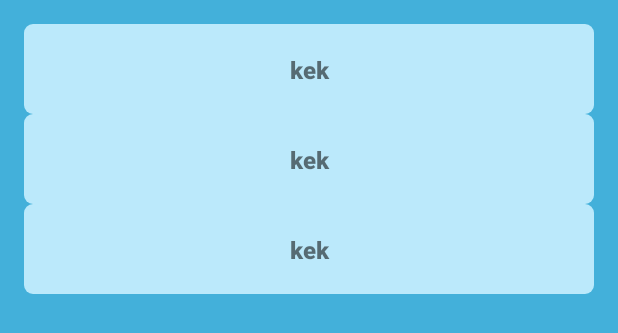
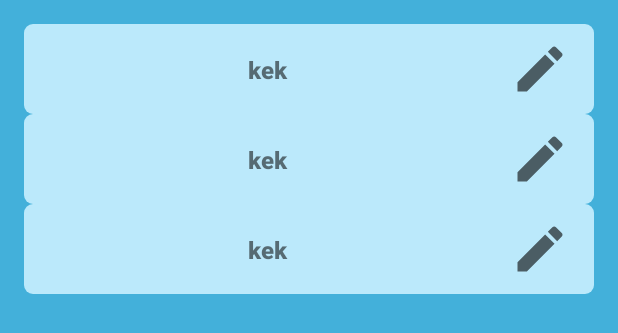
Before and after one commit to daniil-shevtsov/incremental-reader, an Android app: the layout fragment_structure.xml on its own in the app's theme, with its tools: preview values and no code run, on a phone screen of 412 x 824 dp. Shown: the top 333 px of the screen. Run offline under Robolectric (Android 15) with nearby library versions, the phone set to English and light mode, and no system bars.

Commit message:
Add edit button

```diff
--- a/app/src/main/java/shevtsov/daniil/incrementalreader/structure/presentation/StructureViewModel.kt
+++ b/app/src/main/java/shevtsov/daniil/incrementalreader/structure/presentation/StructureViewModel.kt
@@ -53,7 +53,7 @@ class StructureViewModel @Inject constructor(
         viewModelScope.launch { _events.emit(value = event) }
     }
 
-    fun onItemLongTap(id: Long) {
+    fun onEditItem(id: Long) {
         val event = StructureScreenEvent.OpenCreation(itemId = id)
         viewModelScope.launch { _events.emit(value = event) }
     }
--- a/app/src/main/java/shevtsov/daniil/incrementalreader/structure/view/StructureFragment.kt
+++ b/app/src/main/java/shevtsov/daniil/incrementalreader/structure/view/StructureFragment.kt
@@ -80,7 +80,7 @@ class StructureFragment : Fragment(R.layout.fragment_structure) {
     private fun handleAdapterAction(action: StructureAdapterAction) {
         when (action) {
             is StructureAdapterAction.ItemSelected -> viewModel.onItemSelected(id = action.itemId)
-            is StructureAdapterAction.LongTap -> viewModel.onItemLongTap(id = action.itemId)
+            is StructureAdapterAction.EditButtonClicked -> viewModel.onEditItem(id = action.itemId)
         }
     }
 
--- a/app/src/main/java/shevtsov/daniil/incrementalreader/structure/view/adapter/StructureAdapter.kt
+++ b/app/src/main/java/shevtsov/daniil/incrementalreader/structure/view/adapter/StructureAdapter.kt
@@ -48,11 +48,10 @@ class StructureAdapter(private val actionCallback: StructureAdapterCallback) :
                 }
             }
 
-            binding.root.setOnLongClickListener {
+            binding.structureItemEditButton.setOnClickListener {
                 itemId?.let {
-                    actionCallback.invoke(StructureAdapterAction.LongTap(itemId = it))
+                    actionCallback.invoke(StructureAdapterAction.EditButtonClicked(itemId = it))
                 }
-                true
             }
         }
 
--- a/app/src/main/java/shevtsov/daniil/incrementalreader/structure/view/adapter/StructureAdapterAction.kt
+++ b/app/src/main/java/shevtsov/daniil/incrementalreader/structure/view/adapter/StructureAdapterAction.kt
@@ -2,5 +2,5 @@ package shevtsov.daniil.incrementalreader.structure.view.adapter
 
 sealed class StructureAdapterAction {
     data class ItemSelected(val itemId: Long) : StructureAdapterAction()
-    data class  LongTap(val itemId: Long) : StructureAdapterAction()
+    data class EditButtonClicked(val itemId: Long) : StructureAdapterAction()
 }
--- /dev/null
+++ b/app/src/main/res/drawable/ic_edit.xml
@@ -0,0 +1,10 @@
+<vector xmlns:android="http://schemas.android.com/apk/res/android"
+    android:width="24dp"
+    android:height="24dp"
+    android:viewportWidth="24"
+    android:viewportHeight="24"
+    android:tint="?attr/colorControlNormal">
+  <path
+      android:fillColor="@android:color/white"
+      android:pathData="M3,17.25V21h3.75L17.81,9.94l-3.75,-3.75L3,17.25zM20.71,7.04c0.39,-0.39 0.39,-1.02 0,-1.41l-2.34,-2.34c-0.39,-0.39 -1.02,-0.39 -1.41,0l-1.83,1.83 3.75,3.75 1.83,-1.83z"/>
+</vector>
--- a/app/src/main/res/layout/item_structure.xml
+++ b/app/src/main/res/layout/item_structure.xml
@@ -12,11 +12,25 @@
         style="@style/StructureItemTitle"
         android:layout_width="0dp"
         android:layout_height="wrap_content"
+        android:layout_marginStart="16dp"
         android:gravity="center"
         app:layout_constraintBottom_toBottomOf="parent"
-        app:layout_constraintEnd_toEndOf="parent"
+        app:layout_constraintEnd_toStartOf="@id/structureItemEditButton"
         app:layout_constraintStart_toStartOf="parent"
         app:layout_constraintTop_toTopOf="parent"
         tools:text="kek" />
 
+    <ImageView
+        android:id="@+id/structureItemEditButton"
+        android:layout_width="40dp"
+        android:layout_height="40dp"
+        android:foreground="?android:selectableItemBackgroundBorderless"
+        android:layout_marginStart="16dp"
+        android:layout_marginEnd="16dp"
+        android:src="@drawable/ic_edit"
+        app:layout_constraintBottom_toBottomOf="parent"
+        app:layout_constraintEnd_toEndOf="parent"
+        app:layout_constraintStart_toEndOf="@id/structureItemTitleTextView"
+        app:layout_constraintTop_toTopOf="parent" />
+
 </androidx.constraintlayout.widget.ConstraintLayout>
```
